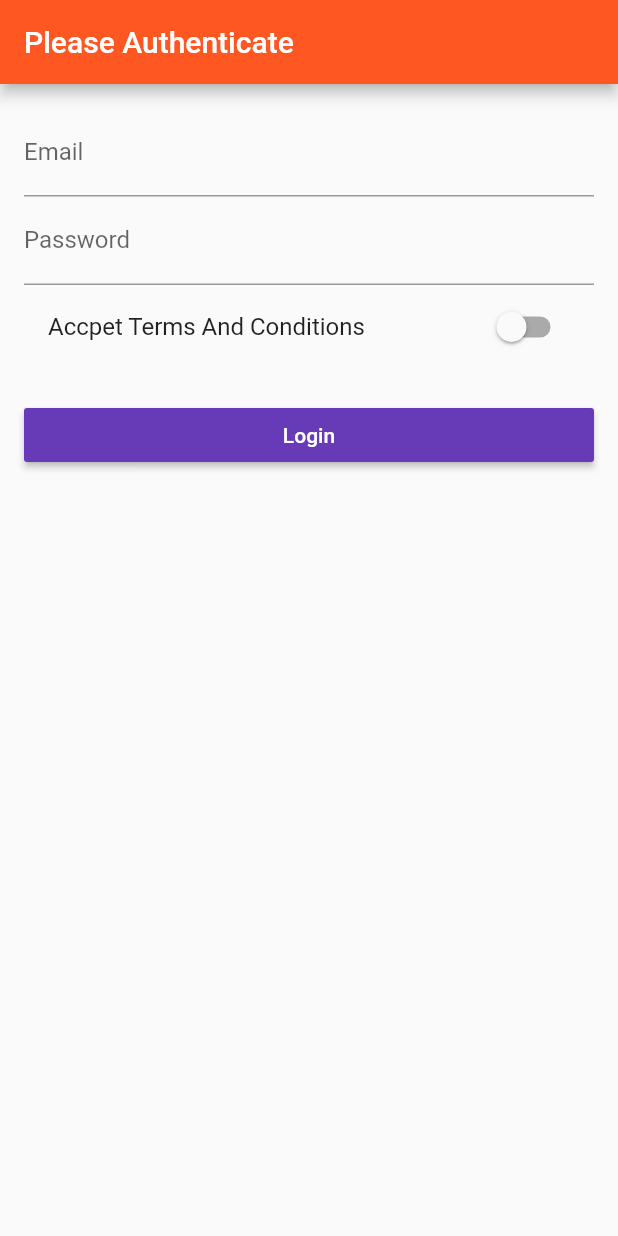
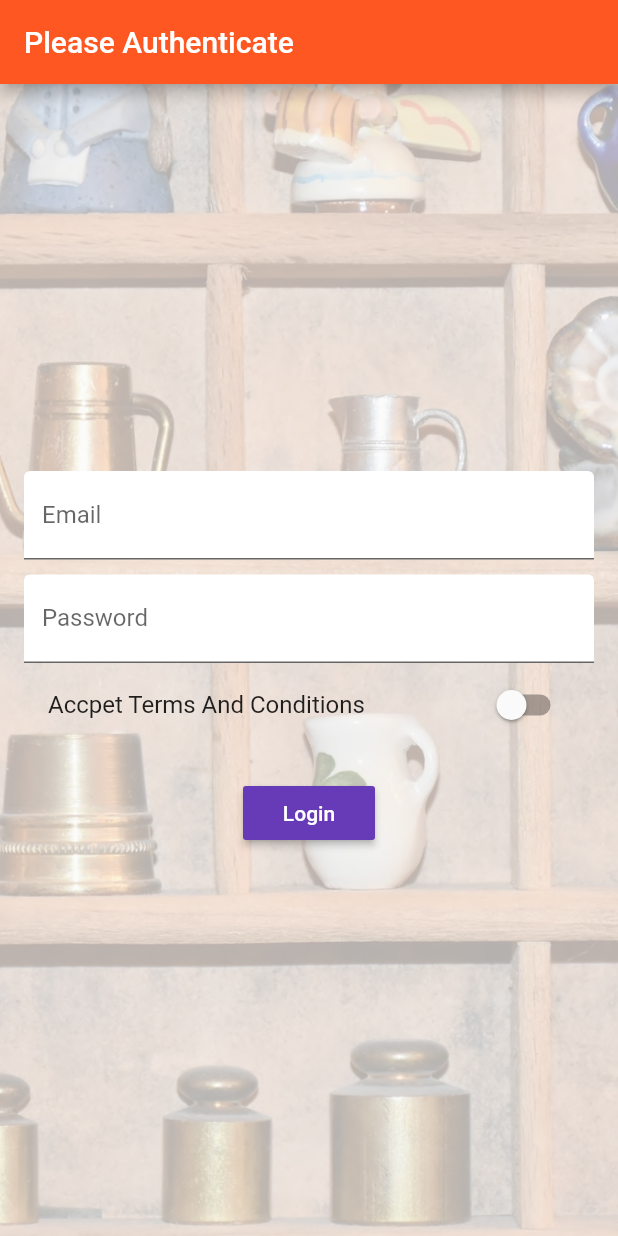
Before and after one commit to pardipbhatti8791/Flutter-Products, a Flutter app: the screen it shows after launch, on a phone screen of 412 x 824 dp. Run offline on Flutter 3.47's test engine with Material 2 defaults, Android fonts, the phone set to English and light mode, and no system bars.

Commit message:
latest changes, like code optimsation, widget deep diving, mediaQueries

```diff
--- a/lib/main.dart
+++ b/lib/main.dart
@@ -1,14 +1,12 @@
 import 'package:flutter/material.dart';
 // import 'package:flutter/rendering.dart';
 
-import './pages/auth.dart';
+import 'package:firstapp/pages/auth/auth.dart';
 import './pages/products_admin.dart';
 import './pages/products.dart';
 import './pages/product.dart';
 
 void main() {
-  // debugPaintSizeEnabled = true;
-  // debugPaintBaselinesEnabled = true;
   runApp(MyApp());
 }
 
@@ -61,7 +59,7 @@ class _MyAppState extends State<MyApp> {
           final int index = int.parse(pathElements[2]);
           return MaterialPageRoute<bool>(
             builder: (BuildContext context) => ProductPage(
-                _products[index]['title'], _products[index]['image']),
+                _products[index]['title'], _products[index]['image'], _products[index]['price'].toString(), _products[index]['description']),
           );
         }
         return null;
--- a/lib/pages/auth.dart
+++ /dev/null
@@ -1,74 +0,0 @@
-import 'package:flutter/material.dart';
-import './products.dart';
-
-class AuthPage extends StatefulWidget {
-  @override
-  State<StatefulWidget> createState() {
-    // TODO: implement createState
-    return AuthPageState();
-  }
-
-}
-class AuthPageState extends State<AuthPage> {
-  String _email;
-  String _password;
-  bool _acceptTerms = false;
-
-  @override
-  Widget build(BuildContext context) {
-    // TODO: implement build
-    return Scaffold(
-      appBar: AppBar(
-        title: Text('Please Authenticate'),
-      ),
-      body: Container(
-        margin: EdgeInsets.all(16.0),
-        child: ListView(
-          children: <Widget>[
-            TextField(
-              decoration: InputDecoration(
-                labelText: 'Email',
-              ),
-              onChanged: (String value) {
-                setState(() {
-                  _email = value;
-                });
-              },
-            ),
-            TextField(
-              decoration: InputDecoration(
-                labelText: 'Password',
-              ),
-              onChanged: (String value) {
-                setState(() {
-                  _password = value;
-                });
-              },
-              obscureText: true,
-            ),
-            SwitchListTile(
-              value: _acceptTerms,
-              onChanged: (bool value) {
-                setState(() {
-                  _acceptTerms = value;
-                });
-              },
-              title: Text('Accpet Terms And Conditions'),
-            ),
-            SizedBox(
-              height: 20.0,
-            ),
-            RaisedButton(
-              child: Text('Login'),
-              color: Theme.of(context).accentColor,
-              textColor: Colors.white,
-              onPressed: () {
-                Navigator.pushReplacementNamed(context, '/products');
-              },
-            )
-          ],
-        ),
-      )
-    );
-  }
-}
--- /dev/null
+++ b/lib/pages/auth/auth.dart
@@ -0,0 +1,108 @@
+import 'package:flutter/material.dart';
+import '../products.dart';
+
+class AuthPage extends StatefulWidget {
+  @override
+  State<StatefulWidget> createState() {
+    // TODO: implement createState
+    return AuthPageState();
+  }
+}
+
+class AuthPageState extends State<AuthPage> {
+  String _email;
+  String _password;
+  bool _acceptTerms = false;
+
+  DecorationImage _buildBackgroundImage() {
+    return DecorationImage(
+      colorFilter:
+          ColorFilter.mode(Colors.black.withOpacity(0.3), BlendMode.dstATop),
+      image: AssetImage('assets/background.jpg'),
+      fit: BoxFit.cover,
+    );
+  }
+
+  Widget _buildEmailTextField() {
+    return TextField(
+      decoration: InputDecoration(
+          labelText: 'Email', filled: true, fillColor: Colors.white),
+      onChanged: (String value) {
+        setState(() {
+          _email = value;
+        });
+      },
+    );
+  }
+
+  Widget _buildPasswordTextField() {
+    return TextField(
+      decoration: InputDecoration(
+          labelText: 'Password', filled: true, fillColor: Colors.white),
+      onChanged: (String value) {
+        setState(() {
+          _password = value;
+        });
+      },
+      obscureText: true,
+    );
+  }
+
+  Widget _buildAcceptTermsAndCondition() {
+    return SwitchListTile(
+      value: _acceptTerms,
+      onChanged: (bool value) {
+        setState(() {
+          _acceptTerms = value;
+        });
+      },
+      title: Text('Accpet Terms And Conditions'),
+    );
+  }
+
+  void _submitForm() {
+    Navigator.pushReplacementNamed(context, '/products');
+  }
+
+  @override
+  Widget build(BuildContext context) {
+    final double deviceWidth = MediaQuery.of(context).size.width;
+    final double targetWidth = deviceWidth > 500.0 ? 500.0 : deviceWidth * 0.95;
+    // TODO: implement build
+    return Scaffold(
+        appBar: AppBar(
+          title: Text('Please Authenticate'),
+        ),
+        body: Container(
+            decoration: BoxDecoration(
+              image: _buildBackgroundImage(),
+            ),
+            padding: EdgeInsets.all(16.0),
+            child: Center(
+              child: SingleChildScrollView(
+                child: Container(
+                  width: targetWidth,
+                  child: Column(
+                    children: <Widget>[
+                      _buildEmailTextField(),
+                      SizedBox(
+                        height: 10.0,
+                      ),
+                      _buildPasswordTextField(),
+                      _buildAcceptTermsAndCondition(),
+                      SizedBox(
+                        height: 20.0,
+                      ),
+                      RaisedButton(
+                        child: Text('Login'),
+                        color: Theme.of(context).accentColor,
+                        textColor: Colors.white,
+                        onPressed: _submitForm,
+                      )
+                    ],
+                  ),
+                ),
+              ),
+            )));
+  }
+}
--- a/lib/pages/product_list.dart
+++ b/lib/pages/tabsControls/product_list.dart
@@ -4,7 +4,7 @@ class ProductListPage extends StatelessWidget {
   @override
   Widget build(BuildContext context) {
     // TODO: implement build
-    return Center(child: Text('All Products'),);
+    return Center(child: Text('All Productssss'),);
   }
 
 }
--- a/pubspec.yaml
+++ b/pubspec.yaml
@@ -28,6 +28,7 @@ flutter:
   # To add assets to your application, add an assets section, like this:
   assets:
     - assets/food.jpg
+    - assets/background.jpg
   #  - images/a_dot_ham.jpeg
 
   # An image asset can refer to one or more resolution-specific "variants", see
```
Also changed, not shown: lib/pages/product.dart (+21 -2 lines), lib/pages/product_create.dart (deleted, +0 -102 lines), lib/pages/products.dart (+17 -10 lines), lib/pages/products_admin.dart (+4 -3 lines), lib/pages/tabsControls/product_create.dart (added, +120 -0 lines), lib/product_manager.dart (deleted, +0 -18 lines), lib/products.dart (deleted, +0 -78 lines), lib/widgets/products/price_tag.dart (added, +23 -0 lines), lib/widgets/products/product_card.dart (added, +66 -0 lines), lib/widgets/products/products.dart (added, +29 -0 lines), lib/widgets/ui_elements/title_default.dart (added, +18 -0 lines), assets/background.jpg (added).
